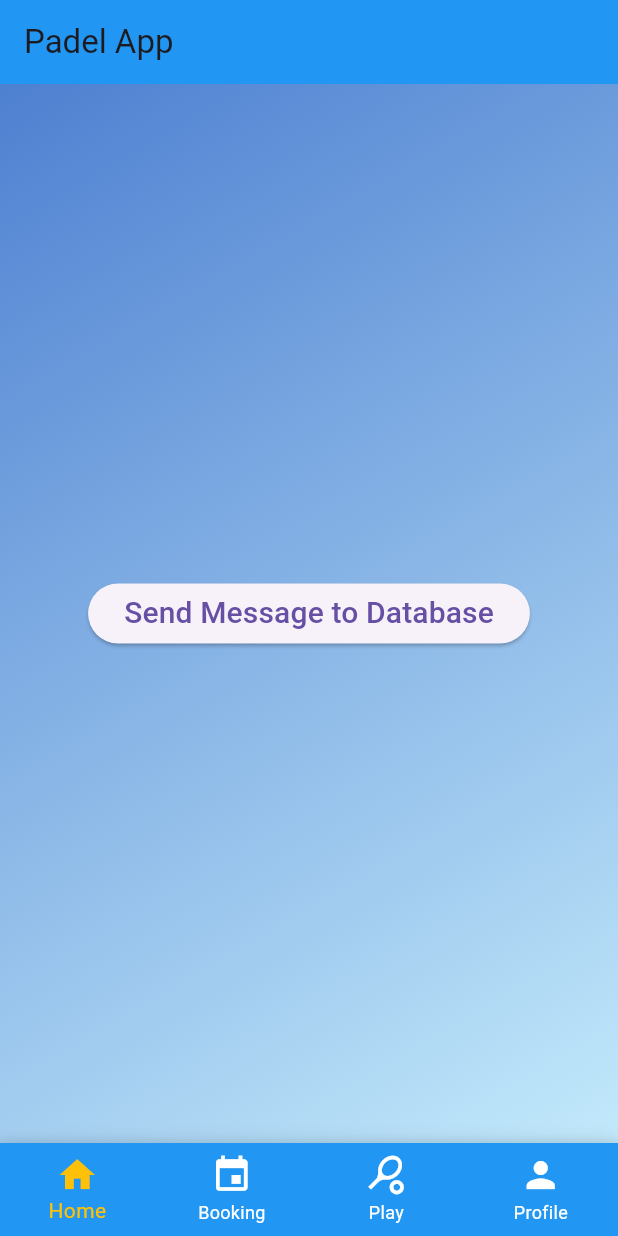
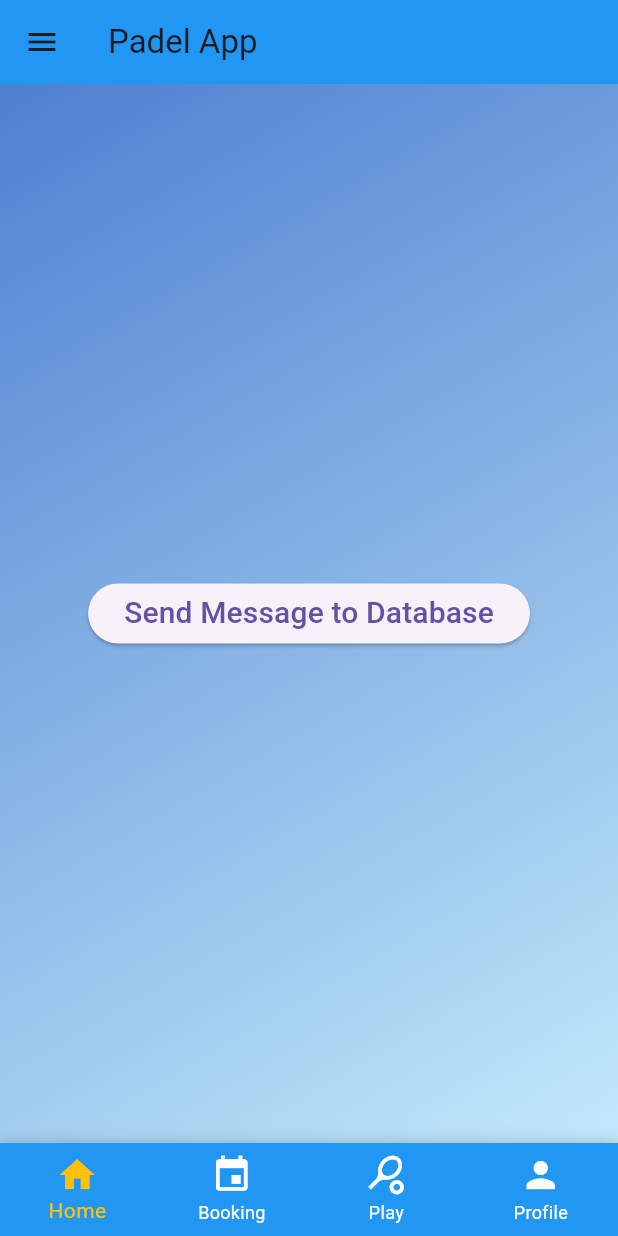
Before and after one commit to khalid21sa/moplieproject, a Flutter app: the screen it shows after launch, on a phone screen of 412 x 824 dp. Run offline on Flutter 3.47's test engine with Material 3 defaults, Android fonts, the phone set to English and light mode, and no system bars; our stand-ins replace firebase_core, firebase_database; accounts and stored records are empty.

Commit message:
Laith
I did icon bottom to do it later in app bar

```diff
--- a/lib/main.dart
+++ b/lib/main.dart
@@ -41,6 +41,13 @@
   Widget build(BuildContext context) {
     return Scaffold(
       appBar: AppBar(
+        // this is the menu in the app bar I will build it later @LAITH
+        leading: IconButton(
+          icon: Icon(Icons.menu),
+          onPressed: () {
+            // Action for the icon goes here.
+          },
+        ),
         title: Text('Padel App'),
         backgroundColor: Colors.blue, // Change app bar color here
       ),
```
